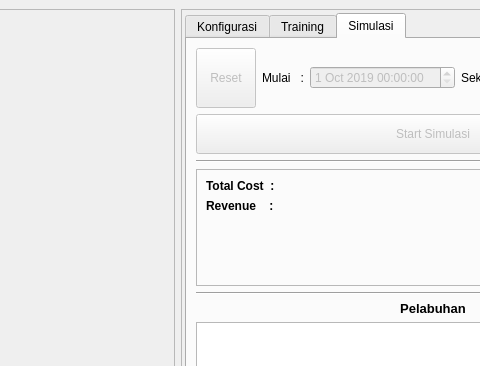
wanggor/GA-Jaringan-Kapal, file gui/interface.ui: the form before one commit; both pictures show x 179 to 659 and y 0 to 366 of the 873 by 1064 pixel window.
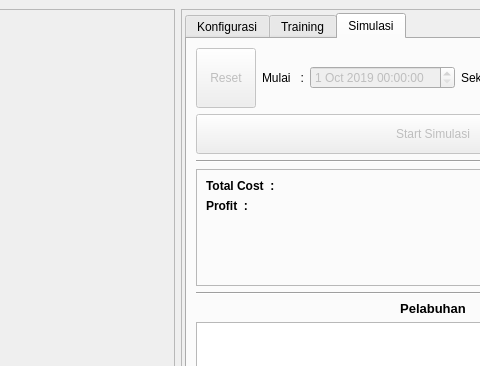
The form after the commit. The open tabs and pages were chosen to show the change.

Patch:
```diff
--- a/gui/interface.ui
+++ b/gui/interface.ui
@@ -750,7 +750,7 @@
                  </font>
                 </property>
                 <property name="text">
-                 <string>Revenue    :</string>
+                 <string>Profit  :</string>
                 </property>
                </widget>
               </item>
```
Left out of the diff: 2 changed lines with no effect on the pictures.
